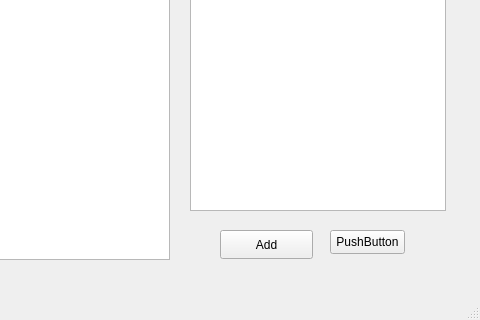
fdpn149/ProjectEquationDrawing, file mainwindow.ui: the form before one commit; both pictures show x 380 to 860 and y 280 to 600 of the 860 by 600 pixel window.
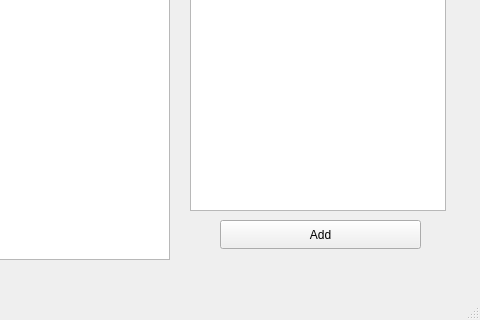
The form after the commit. Custom widgets are drawn as their Qt base class.

```diff
--- a/mainwindow.ui
+++ b/mainwindow.ui
@@ -37,8 +37,8 @@
     <property name="geometry">
      <rect>
       <x>600</x>
-      <y>510</y>
-      <width>93</width>
+      <y>500</y>
+      <width>201</width>
       <height>29</height>
      </rect>
     </property>
@@ -46,19 +46,6 @@
      <string>Add</string>
     </property>
    </widget>
-   <widget class="QPushButton" name="pushButton">
-    <property name="geometry">
-     <rect>
-      <x>710</x>
-      <y>510</y>
-      <width>75</width>
-      <height>24</height>
-     </rect>
-    </property>
-    <property name="text">
-     <string>PushButton</string>
-    </property>
-   </widget>
    <widget class="GraphicsView" name="graphicsView">
     <property name="geometry">
      <rect>
```
Left out of the diff: 2 changed lines with no effect on the pictures.
